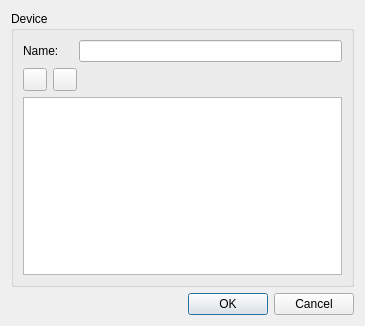
Old version of the form qLights/Forms/dlgDevice.ui in the repository AKuhle/aDev.
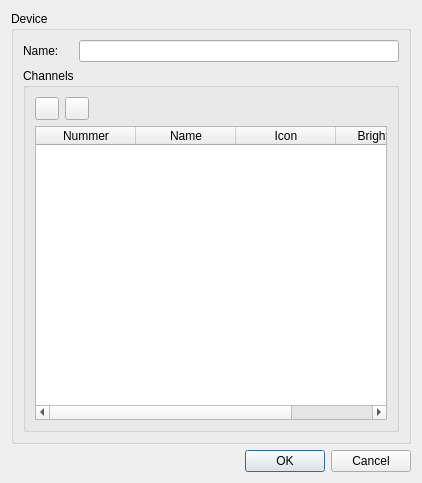
New version of the form. Icons and pictures are not drawn.

The edit to the form file:
```diff
--- a/qLights/Forms/dlgDevice.ui
+++ b/qLights/Forms/dlgDevice.ui
@@ -6,8 +6,8 @@
    <rect>
     <x>0</x>
     <y>0</y>
-    <width>365</width>
-    <height>326</height>
+    <width>422</width>
+    <height>483</height>
    </rect>
   </property>
   <property name="windowTitle">
@@ -19,7 +19,7 @@
      <property name="title">
       <string>Device</string>
      </property>
-     <layout class="QVBoxLayout" name="verticalLayout">
+     <layout class="QVBoxLayout" name="verticalLayout_3">
       <item>
        <layout class="QHBoxLayout" name="horizontalLayout">
         <item>
@@ -41,6 +41,12 @@
        </layout>
       </item>
       <item>
+       <widget class="QGroupBox" name="groupBox_2">
+        <property name="title">
+         <string>Channels</string>
+        </property>
+        <layout class="QVBoxLayout" name="verticalLayout">
+         <item>
        <layout class="QHBoxLayout" name="horizontalLayout_2">
         <item>
          <widget class="QToolButton" name="m_pBtnAddChannel">
@@ -80,7 +86,31 @@
        </layout>
       </item>
       <item>
-       <widget class="QListView" name="listView"/>
+          <widget class="QTableWidget" name="m_pChannelTable">
+           <column>
+            <property name="text">
+             <string>Nummer</string>
+            </property>
+           </column>
+           <column>
+            <property name="text">
+             <string>Name</string>
+            </property>
+           </column>
+           <column>
+            <property name="text">
+             <string>Icon</string>
+            </property>
+           </column>
+           <column>
+            <property name="text">
+             <string>Brightness</string>
+            </property>
+           </column>
+          </widget>
+         </item>
+        </layout>
+       </widget>
       </item>
      </layout>
     </widget>
```
Lines whose indentation alone changed are shown as unchanged.
